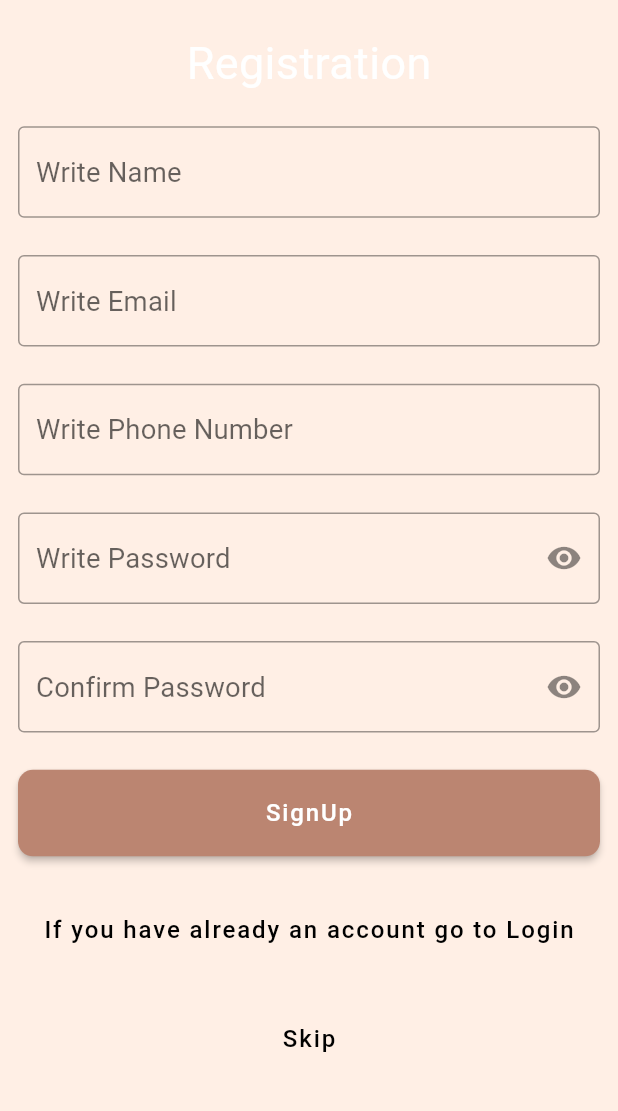
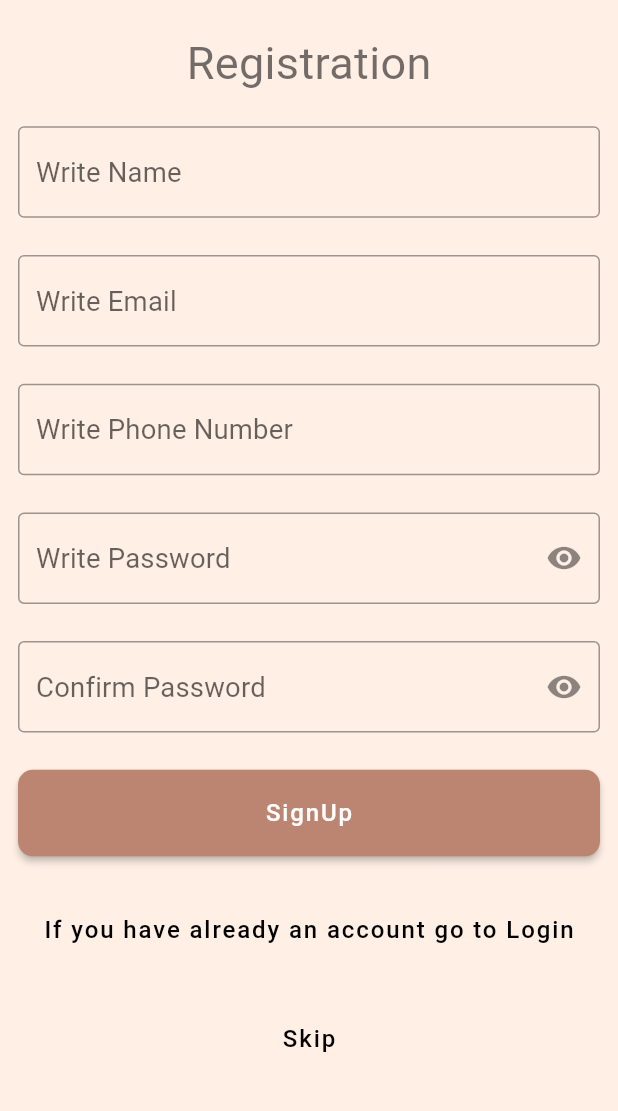
Before and after one commit to Abhinandan358/ecomm_website_3_8_22, a Flutter app: the screen it shows after launch, after a tap on "Registration", on a phone screen of 412 x 824 dp, the part 84-1195 px from its top. Run offline on Flutter 3.47's test engine with Material 2 defaults, Android fonts, the phone set to English and light mode, and no system bars; our stand-ins replace card_swiper, flutter_rating_bar, flutter_screenutil, fluttertoast, get, image_picker and 1 more; network calls fail.

Commit message:
change all texts to constant text

```diff
--- a/lib/views/custom/utils.dart
+++ b/lib/views/custom/utils.dart
@@ -66,3 +66,7 @@ SizedBox iconbtntext(Function()? onPressed, Widget icon, Widget label) {
           icon: icon,
           label: label));
 }
+
+Text mytext(final String data, Color? color,Color? backgroundColor,double? fontSize,FontWeight? fontWeight,double? letterSpacing,double? wordSpacing, TextDecoration? decoration,){
+  return Text(data,style:  TextStyle(color: color,backgroundColor: backgroundColor,fontSize: fontSize,fontWeight: fontWeight,letterSpacing: letterSpacing,wordSpacing: wordSpacing,decoration: decoration),);
+}
--- a/lib/views/reg&login/forgotpass.dart
+++ b/lib/views/reg&login/forgotpass.dart
@@ -22,7 +22,8 @@ class _ForgotPassState extends State<ForgotPass> {
           iconTheme: const IconThemeData(color: black1),
           elevation: 0,
           backgroundColor: white,
-          title: const Text('Forgot Password', style: TextStyle(color: brown))),
+          title:  mytext('Forgot Password', brown, null, null,
+                            null, null, null, null)),
       body: Container(
         decoration: const BoxDecoration(
             gradient: LinearGradient(
--- a/lib/views/reg&login/login_reg.dart
+++ b/lib/views/reg&login/login_reg.dart
@@ -47,7 +47,7 @@ class _LoginRegState extends State<LoginReg> {
                 onTap: (){
                   Get.to(()=>const DashBoardPage());
                 },
-                child: const Text('Skip',style: TextStyle(fontWeight: FontWeight.bold,fontSize: 18),)))
+                child: mytext('Skip', null, null, 18, FontWeight.bold, null, null, null)))
           ],
         ),
       ),
--- a/lib/views/reg&login/reg.dart
+++ b/lib/views/reg&login/reg.dart
@@ -36,17 +36,16 @@ class _RegState extends State<Reg> {
         iconTheme: const IconThemeData(color: black1),
         elevation: 0,
         backgroundColor: white,
-        title: const Text('Ecommerce Website', style: TextStyle(color: brown)),
+        title: mytext(
+            'Ecommerce Website', brown, null, null, null, null, null, null),
         actions: [
           IconButton(
               onPressed: () {
                 Get.to(() => const Login());
               },
               icon: const Icon(Icons.login)),
-          const Text(
-            'Login',
-            style: TextStyle(color: black1),
-          )
+          mytext(
+              'Login', black1, null, null, null, null, null, null),
         ],
       ),
       body: SingleChildScrollView(
@@ -59,7 +58,8 @@ class _RegState extends State<Reg> {
                 child: Column(
                   mainAxisAlignment: MainAxisAlignment.spaceAround,
                   children: [
-                    const Text('Registration', style: TextStyle(fontSize: 30)),
+                    mytext('Registration', black1, null, 30, null, null, null,
+                        null),
                     TextFormField(
                       controller: nameCtrl,
                       autovalidateMode: AutovalidateMode.onUserInteraction,
@@ -155,18 +155,21 @@ class _RegState extends State<Reg> {
                         onPressed: () {
                           Get.to(() => const Login());
                         },
-                        child: const Text(
-                          'If you have already an account go to Login',
-                          style: TextStyle(color: black2),
-                        )),
+                        child: mytext(
+                            'If you have already an account go to Login',
+                            black2,
+                            null,
+                            null,
+                            null,
+                            null,
+                            null,
+                            null)),
                     TextButton(
                         onPressed: () {
                           Get.to(() => const DashBoardPage());
                         },
-                        child: const Text(
-                          'Skip',
-                          style: TextStyle(color: black2),
-                        ))
+                        child: mytext(
+                            'Skip', black2, null, null, null, null, null, null))
                   ],
                 ),
               ),
```
Also changed, not shown: lib/views/all_categories/fashion.dart (+29 -10 lines), lib/views/bottomnav/category.dart (+14 -33 lines), lib/views/bottomnav/home.dart (+44 -54 lines), lib/views/home/dashboard.dart (+8 -23 lines), lib/views/reg&login/login.dart (+8 -11 lines).
